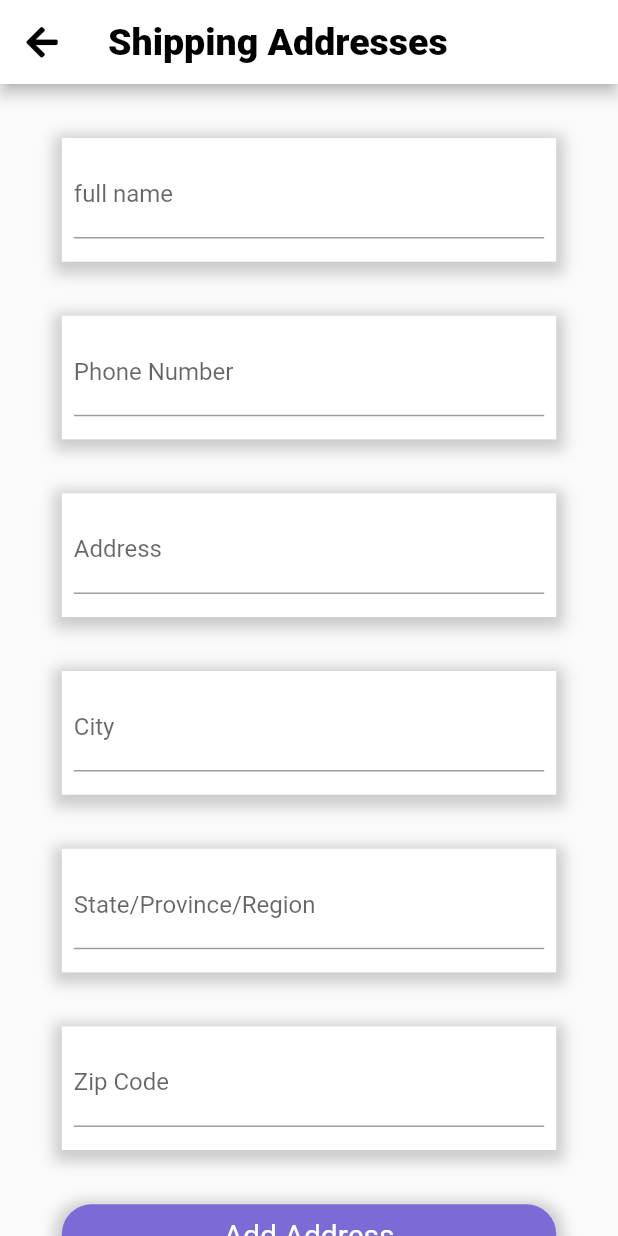
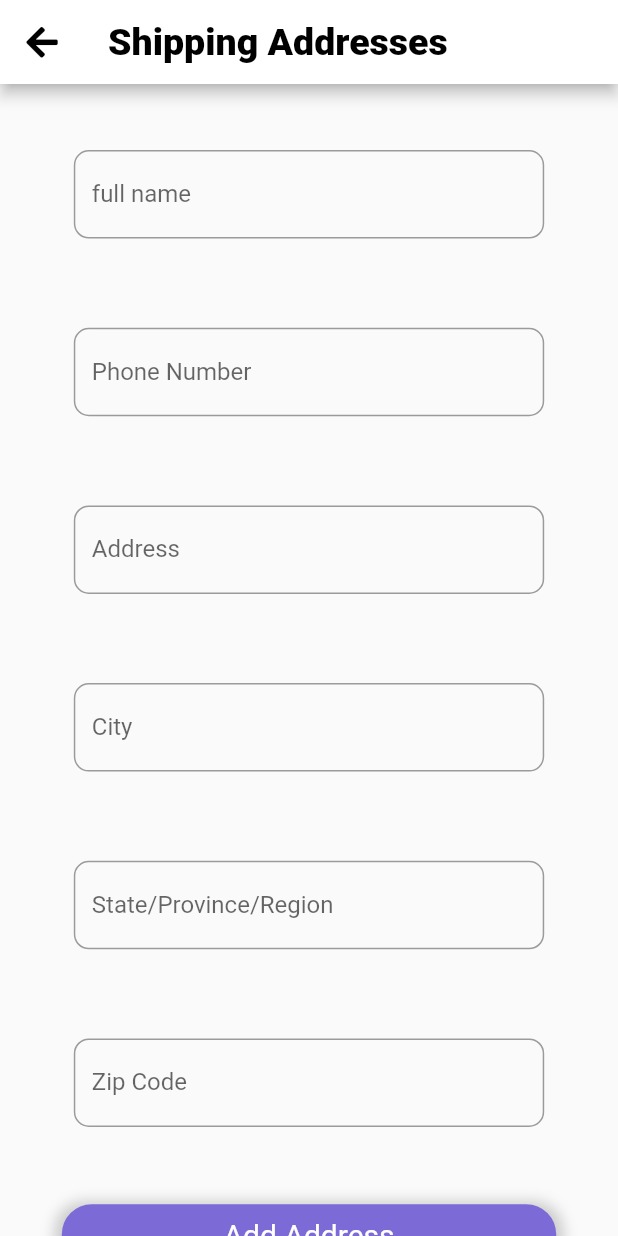
Before and after one commit to raghavguptaeng/kawaii, a Flutter app: the Address screen opened directly, after a tap on an icon or button, on a phone screen of 412 x 824 dp. Run offline on Flutter 3.47's test engine with Material 2 defaults, Android fonts, the phone set to English and light mode, and no system bars; our stand-ins replace cloud_firestore, firebase_auth, firebase_core, font_awesome_flutter; accounts and stored records are empty; Roboto replaces fonts that are missing (Metropolis).

Commit message:
Address Text Field UI Fixed

```diff
--- a/lib/Screens/User/AddorEditAddress.dart
+++ b/lib/Screens/User/AddorEditAddress.dart
@@ -8,13 +8,13 @@ import 'package:kawaii/constants.dart';
 class Address extends StatelessWidget {
   bool add;
   Address({required this.add});
-  String name = 'Raghav Gupta';
+  String name = '';
   String address =
-      'pkt - B8, plot number 75/76 , first Floor , sector - 11 , rohini , Delhi';
-  String city = 'Delhi';
-  String state = 'Delhi';
-  String zip = "110085";
-  String number = '9582079619';
+      '';
+  String city = '';
+  String state = '';
+  String zip = "";
+  String number = '';
   @override
   Widget build(BuildContext context) {
     if (add) {
@@ -43,8 +43,6 @@ class Address extends StatelessWidget {
               children: [
                 Center(
                   child: Container(
-                    decoration: cardDecoration.copyWith(
-                        borderRadius: BorderRadius.zero),
                     padding: const EdgeInsets.all(8.0),
                     height: MediaQuery.of(context).size.height * 0.1,
                     width: MediaQuery.of(context).size.width * 0.8,
@@ -52,14 +50,15 @@ class Address extends StatelessWidget {
                       onChanged: (value) {
                         name = value;
                       },
-                      decoration: InputDecoration(labelText: "full name"),
+                      decoration: InputDecoration(labelText: "full name",
+                        border:  OutlineInputBorder(
+                          borderRadius: BorderRadius.circular(10.0),
+                        ),),
                     ),
                   ),
                 ),
                 Center(
                   child: Container(
-                    decoration: cardDecoration.copyWith(
-                        borderRadius: BorderRadius.zero),
                     padding: const EdgeInsets.all(8.0),
                     height: MediaQuery.of(context).size.height * 0.1,
                     width: MediaQuery.of(context).size.width * 0.8,
@@ -68,14 +67,15 @@ class Address extends StatelessWidget {
                       onChanged: (value) {
                         number = value;
                       },
-                      decoration: InputDecoration(labelText: "Phone Number"),
+                      decoration: InputDecoration(labelText: "Phone Number",
+                        border:  OutlineInputBorder(
+                          borderRadius: BorderRadius.circular(10.0),
+                        ),),
                     ),
                   ),
                 ),
                 Center(
                   child: Container(
-                    decoration: cardDecoration.copyWith(
-                        borderRadius: BorderRadius.zero),
                     padding: const EdgeInsets.all(8.0),
                     height: MediaQuery.of(context).size.height * 0.1,
                     width: MediaQuery.of(context).size.width * 0.8,
@@ -83,14 +83,16 @@ class Address extends StatelessWidget {
                       onChanged: (value) {
                         address = value;
                       },
-                      decoration: InputDecoration(labelText: "Address"),
+                      decoration: InputDecoration(labelText: "Address",
+
+                        border:  OutlineInputBorder(
+                          borderRadius: BorderRadius.circular(10.0),
+                        ),),
                     ),
                   ),
                 ),
                 Center(
                   child: Container(
-                    decoration: cardDecoration.copyWith(
-                        borderRadius: BorderRadius.zero),
                     padding: const EdgeInsets.all(8.0),
                     height: MediaQuery.of(context).size.height * 0.1,
                     width: MediaQuery.of(context).size.width * 0.8,
@@ -98,14 +100,17 @@ class Address extends StatelessWidget {
                       onChanged: (value) {
                         city = value;
                       },
-                      decoration: InputDecoration(labelText: "City"),
+                      decoration: InputDecoration(labelText: "City",
+                        border:  OutlineInputBorder(
+                          borderRadius: BorderRadius.circular(10.0),
+                        ),),
                     ),
                   ),
                 ),
                 Center(
                   child: Container(
-                    decoration: cardDecoration.copyWith(
-                        borderRadius: BorderRadius.zero),
+                    // decoration: cardDecoration.copyWith(
+                    //     borderRadius: BorderRadius.zero),
                     padding: const EdgeInsets.all(8.0),
                     height: MediaQuery.of(context).size.height * 0.1,
                     width: MediaQuery.of(context).size.width * 0.8,
@@ -114,14 +119,17 @@ class Address extends StatelessWidget {
                         state = value;
                       },
                       decoration:
-                          InputDecoration(labelText: "State/Province/Region"),
+                          InputDecoration(
+                            labelText: "State/Province/Region",
+                            border:  OutlineInputBorder(
+                              borderRadius: BorderRadius.circular(10.0),
+                            ),
+                          ),
                     ),
                   ),
                 ),
                 Center(
                   child: Container(
-                    decoration: cardDecoration.copyWith(
-                        borderRadius: BorderRadius.zero),
                     padding: const EdgeInsets.all(8.0),
                     height: MediaQuery.of(context).size.height * 0.1,
                     width: MediaQuery.of(context).size.width * 0.8,
@@ -132,6 +140,10 @@ class Address extends StatelessWidget {
                       },
                       decoration: InputDecoration(
                         labelText: "Zip Code",
+
+                        border:  OutlineInputBorder(
+                          borderRadius: BorderRadius.circular(10.0),
+                        ),
                       ),
                     ),
                   ),
@@ -159,6 +171,10 @@ class Address extends StatelessWidget {
                     )),
                   ),
                   onTap: () {
+                    if(name==''||number==''||address==''||zip==''||state==''||city==''){
+                      print('not Valid');
+                    }
+                    else{
                       FirebaseFirestore.instance
                           .collection('User')
                           .doc(FirebaseAuth.instance.currentUser!.uid)
@@ -174,6 +190,7 @@ class Address extends StatelessWidget {
                         'isSelected':false,
                       });
                       Navigator.pop(context);
+                    }
                   },
                 )
               ],
```
Lines whose indentation alone changed are shown as unchanged.
